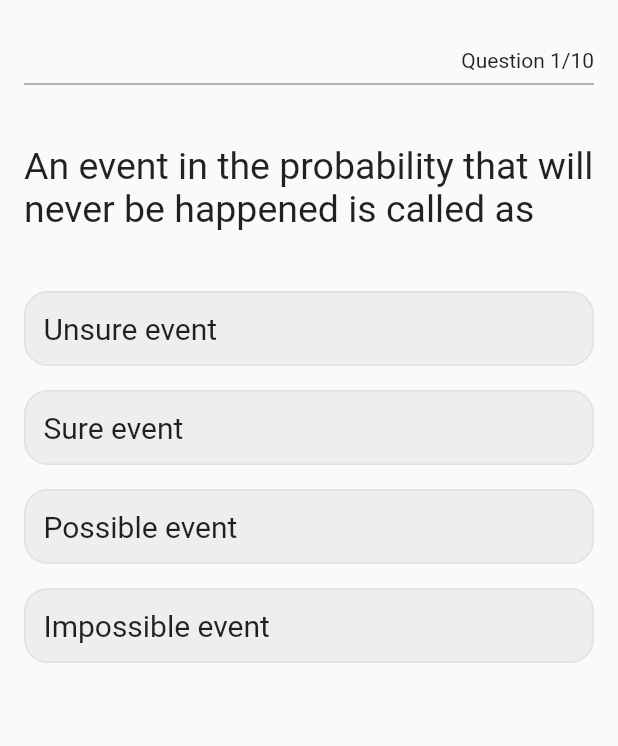
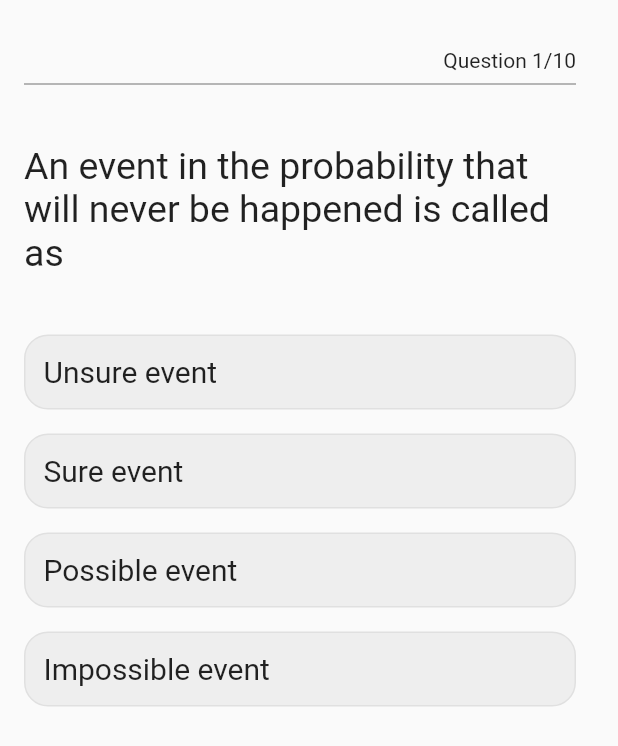
Before and after one commit to FaraiQC/CapsOff, a Flutter app: the QuestionWidget widget shown alone on an empty page, opened directly, on a phone screen of 412 x 824 dp. Shown: the top 746 px of the screen. Run offline on Flutter 3.47's test engine with Material 2 defaults, Android fonts, the phone set to English and light mode, and no system bars; our stand-ins replace google_fonts; generated files the repository leaves out were written again.

Commit message:
🐛 Fixed a bug

```diff
--- a/lib/src/quiz/quiz.dart
+++ b/lib/src/quiz/quiz.dart
@@ -47,7 +47,10 @@ class QuestionWidgetState extends State<QuestionWidget> {
 
   @override
   Widget build(BuildContext context) {
-    return Padding(
+    return SizedBox(
+      width: 400,
+      height: 700,
+      child: Padding(
         padding: const EdgeInsets.symmetric(horizontal: 16.0),
         child: Column(
           crossAxisAlignment: CrossAxisAlignment.end,
@@ -76,6 +79,7 @@ class QuestionWidgetState extends State<QuestionWidget> {
               height: 20,
             )
           ],
+        ),
       ),
     );
   }
```
Lines whose indentation alone changed are shown as unchanged.
